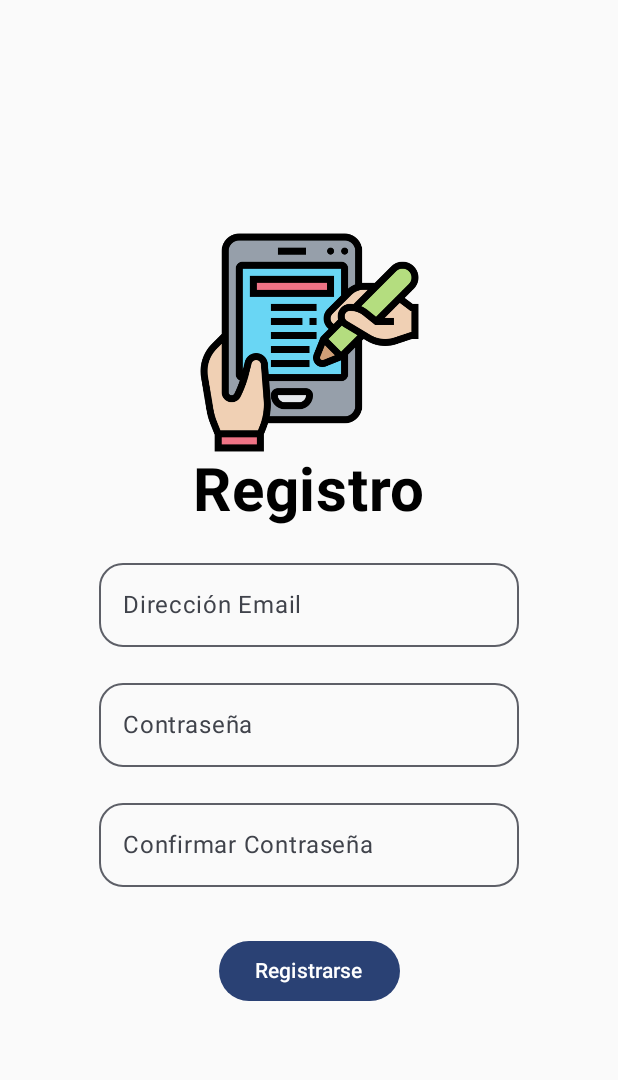
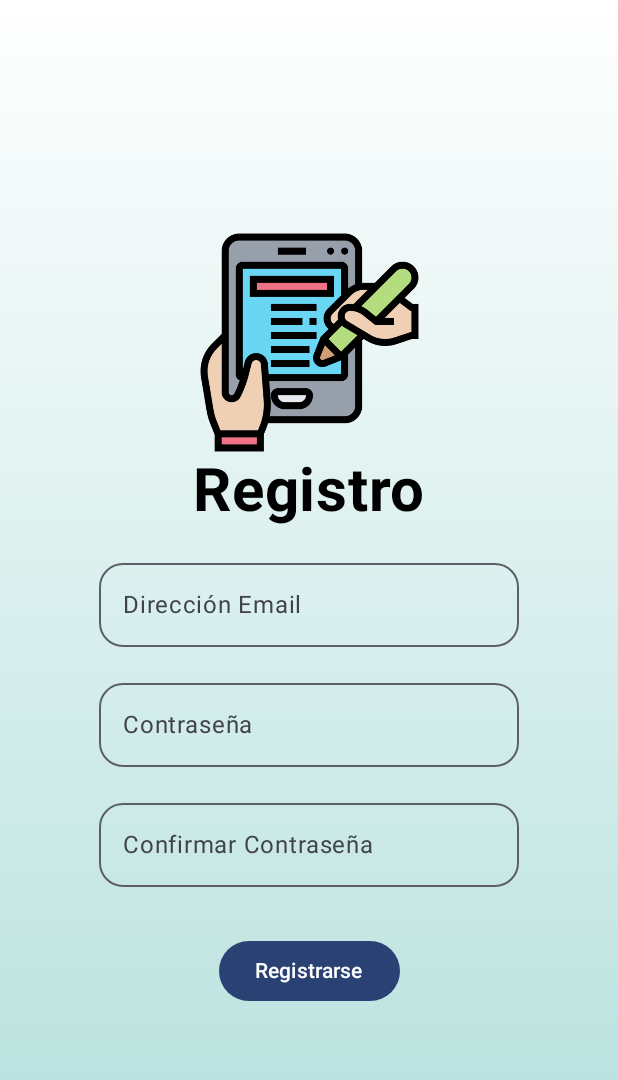
Before and after one commit to GiovannyOtarola/SumativaMobile, an Android app built with Jetpack Compose: the RegistroScreen screen opened through its navigation route, on a phone screen of 412 x 824 dp. Shown: the top 1080 px of the screen. Run offline under Robolectric (Android 15) with nearby library versions, the light colour scheme and no system bars.

Commit message:
Se incluye fondo con degradado

```diff
--- a/app/src/main/java/com/example/sumativamobile/LoginScreen.kt
+++ b/app/src/main/java/com/example/sumativamobile/LoginScreen.kt
@@ -1,13 +1,16 @@
 package com.example.sumativamobile
 
 import androidx.compose.foundation.Image
+import androidx.compose.foundation.background
 import androidx.compose.foundation.layout.Arrangement
+import androidx.compose.foundation.layout.Box
 import androidx.compose.foundation.layout.Column
 import androidx.compose.foundation.layout.Row
 import androidx.compose.foundation.layout.Spacer
 import androidx.compose.foundation.layout.fillMaxSize
 import androidx.compose.foundation.layout.fillMaxWidth
 import androidx.compose.foundation.layout.height
+import androidx.compose.foundation.layout.padding
 import androidx.compose.foundation.layout.size
 import androidx.compose.foundation.shape.RoundedCornerShape
 import androidx.compose.material3.Button
@@ -19,6 +22,8 @@ import androidx.compose.runtime.Composable
 import androidx.compose.runtime.*
 import androidx.compose.ui.Alignment
 import androidx.compose.ui.Modifier
+import androidx.compose.ui.graphics.Brush
+import androidx.compose.ui.graphics.Color
 import androidx.compose.ui.res.painterResource
 import androidx.compose.ui.text.font.FontWeight
 import androidx.compose.ui.text.input.PasswordVisualTransformation
@@ -34,6 +39,20 @@ fun LoginScreen(navController: NavController, onNavigateToRegister: () -> Unit,
     var loginError by remember { mutableStateOf<String?>(null) }
     var isEmailEmpty by remember { mutableStateOf(false) }
     var isPasswordEmpty by remember { mutableStateOf(false) }
+
+    // degradado de fondo
+    val gradientBrush = Brush.verticalGradient(
+        colors = listOf(Color.White, Color(0xFFB2DFDB)), // Degradado blanco a verde claro
+        startY = 0f,
+        endY = Float.POSITIVE_INFINITY
+    )
+
+    Box(
+        modifier = Modifier
+            .fillMaxSize()
+            .background(gradientBrush)
+            .padding(16.dp)
+    )
 
     Column (
         modifier = Modifier.fillMaxSize(),
--- a/app/src/main/java/com/example/sumativamobile/Registro.kt
+++ b/app/src/main/java/com/example/sumativamobile/Registro.kt
@@ -1,4 +1,5 @@
 import androidx.compose.foundation.Image
+import androidx.compose.foundation.background
 import androidx.compose.foundation.layout.*
 import androidx.compose.foundation.shape.RoundedCornerShape
 import androidx.compose.material3.Button
@@ -8,6 +9,8 @@ import androidx.compose.material3.Text
 import androidx.compose.runtime.*
 import androidx.compose.ui.Alignment
 import androidx.compose.ui.Modifier
+import androidx.compose.ui.graphics.Brush
+import androidx.compose.ui.graphics.Color
 import androidx.compose.ui.res.painterResource
 import androidx.compose.ui.text.font.FontWeight
 import androidx.compose.ui.text.input.PasswordVisualTransformation
@@ -31,6 +34,20 @@ fun RegistroScreen(onRegistrationComplete: () -> Unit, listaUsuarios: listaUsuar
     var isConfirmPasswordEmpty by remember { mutableStateOf(false) }
     // Expresión  para validar formato de email + el dominio
     val emailRegex = "^[A-Za-z0-9+_.-]+@[A-Za-z0-9.-]+\\.[A-Za-z]{2,}\$".toRegex()
+
+    // degradado de fondo
+    val gradientBrush = Brush.verticalGradient(
+        colors = listOf(Color.White, Color(0xFFB2DFDB)), // Degradado blanco a verde claro
+        startY = 0f,
+        endY = Float.POSITIVE_INFINITY
+    )
+
+    Box(
+        modifier = Modifier
+            .fillMaxSize()
+            .background(gradientBrush)
+            .padding(16.dp)
+    )
 
     Column(
         modifier = Modifier.fillMaxSize(),
```
Also changed, not shown: app/src/main/java/com/example/sumativamobile/Principal.kt (+16 -0 lines), app/src/main/java/com/example/sumativamobile/Recuperar.kt (+17 -0 lines).
